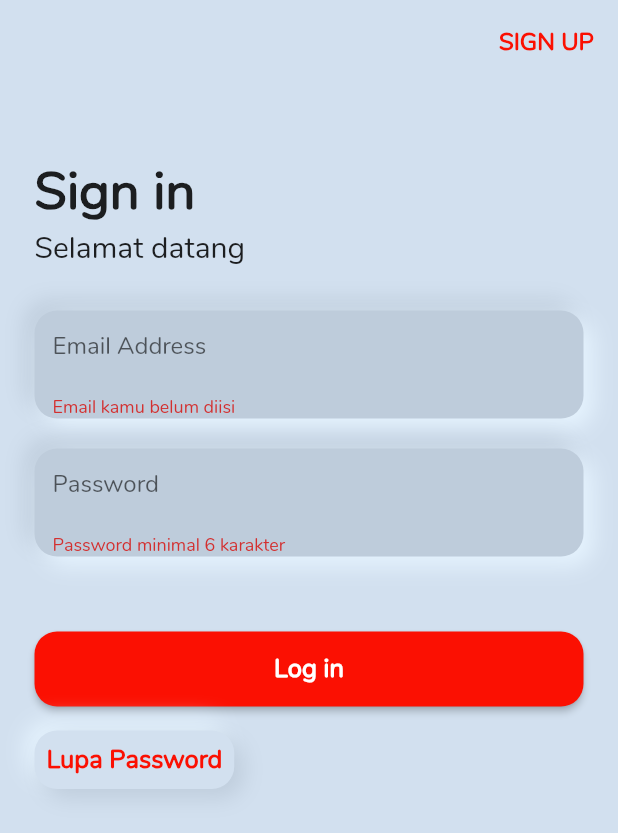
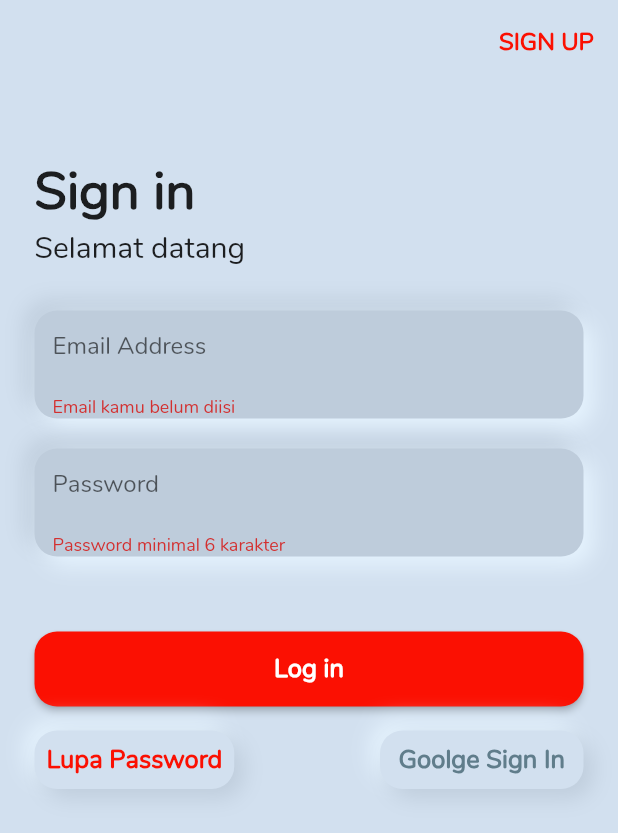
Before and after one commit to byneetdev/byneetcourse, a Flutter app: the screen it shows after launch, after a tap on "Log in", on a phone screen of 412 x 824 dp. Shown: the top 833 px of the screen. Run offline on Flutter 3.47's test engine with Material 2 defaults, Android fonts, the phone set to English and light mode, and no system bars; drawn by our look-alikes of clay_containers; our stand-ins replace bottom_navy_bar, cloud_firestore, firebase_auth, flutter_swiper, google_sign_in, percent_indicator and 1 more; accounts and stored records are empty.

Commit message:
add login with google + service login

```diff
--- a/lib/src/modules/login/screens/android/login_android.dart
+++ b/lib/src/modules/login/screens/android/login_android.dart
@@ -1,9 +1,10 @@
-import 'package:byneetcourseapp/src/modules/bottomNavBar.dart';
+import 'package:byneetcourseapp/src/modules/login/login_service.dart';
 import 'package:clay_containers/clay_containers.dart';
 import 'package:flutter/material.dart';
 import 'package:byneetcourseapp/src/modules/forgotPassword/screens/android/forgotPassword_android.dart';
 import 'package:byneetcourseapp/src/modules/register/screens/android/register_android.dart';
 import 'package:byneetcourseapp/src/modules/login/widgets/textfield_widget.dart';
+import 'package:provider/provider.dart';
 
 class LoginAndroid extends StatefulWidget {
   @override
@@ -39,6 +40,7 @@ class _LoginAndroidState extends State<LoginAndroid> {
 
   @override
   Widget build(BuildContext context) {
+    final user = Provider.of<LoginService>(context);
     return Scaffold(
       appBar: AppBar(
         elevation: 0,
@@ -60,7 +62,7 @@ class _LoginAndroidState extends State<LoginAndroid> {
                 color: Color(0xFFFB1002),
               ),
             ),
-          )
+          ),
         ],
       ),
       body: Container(
@@ -136,12 +138,13 @@ class _LoginAndroidState extends State<LoginAndroid> {
                     // spread: 1,
                     onPressed: () {
                       if (formKey.currentState.validate()) {
-                        Navigator.pushReplacement(
-                          context,
-                          MaterialPageRoute(
-                            builder: (context) => BottomNavBar(),
-                          ),
-                        );
+                        // Navigator.pushReplacement(
+                        //   context,
+                        //   MaterialPageRoute(
+                        //     builder: (context) => BottomNavBar(),
+                        //   ),
+                        // );
+                        user.signIn(emailCtrl.text, passCtrl.text);
                       }
                     },
                     shape: RoundedRectangleBorder(
@@ -166,6 +169,9 @@ class _LoginAndroidState extends State<LoginAndroid> {
                     ),
                   ),
                   SizedBox(height: 16),
+                  Row(
+                    mainAxisAlignment: MainAxisAlignment.spaceBetween,
+                    children: <Widget>[
                       InkWell(
                         onTap: () {
                           Navigator.push(
@@ -192,6 +198,30 @@ class _LoginAndroidState extends State<LoginAndroid> {
                           ),
                         ),
                       ),
+                      InkWell(
+                        onTap: () {
+                          user.signInWithGoogle();
+                        },
+                        child: ClayContainer(
+                          borderRadius: 15,
+                          color: Color(0xFFD2E0EF),
+                          curveType: CurveType.none,
+                          // emboss: true,
+                          child: Padding(
+                            padding: const EdgeInsets.all(8.0),
+                            child: Text(
+                              " Goolge Sign In ",
+                              style: TextStyle(
+                                fontSize: 17,
+                                fontWeight: FontWeight.bold,
+                                color: Colors.blueGrey,
+                              ),
+                            ),
+                          ),
+                        ),
+                      ),
+                    ],
+                  ),
                   SizedBox(height: 100),
                 ],
               ),
```
Also changed, not shown: lib/src/modules/login/login_service.dart (+18 -0 lines). Lines whose indentation alone changed are shown as unchanged.
